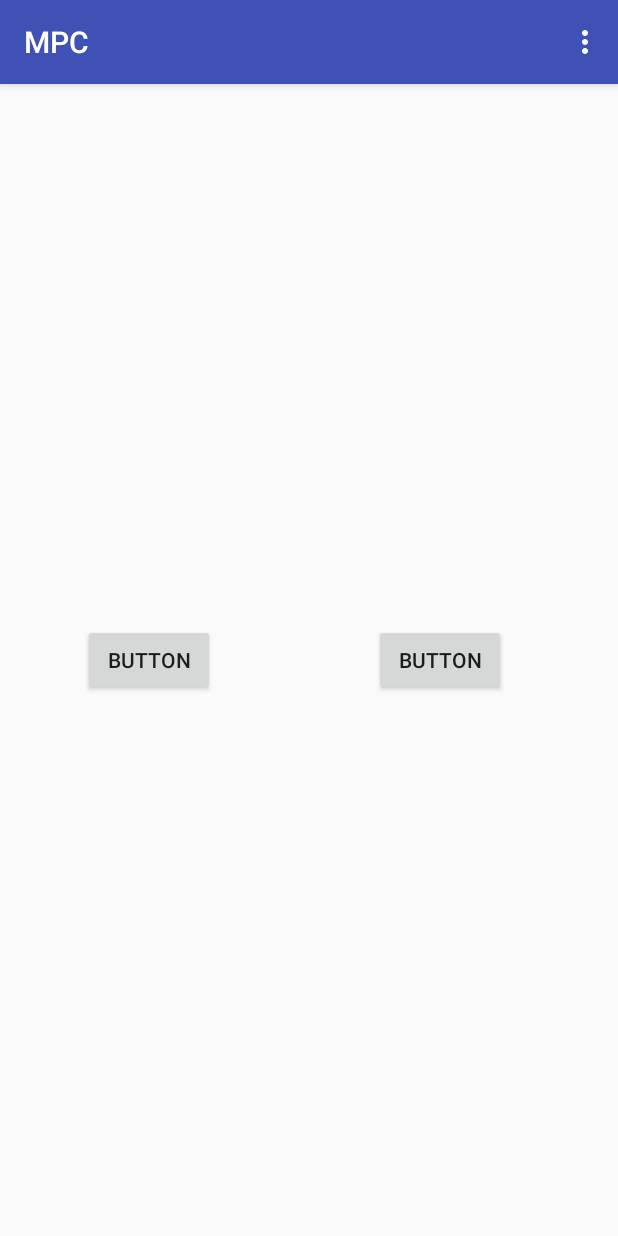
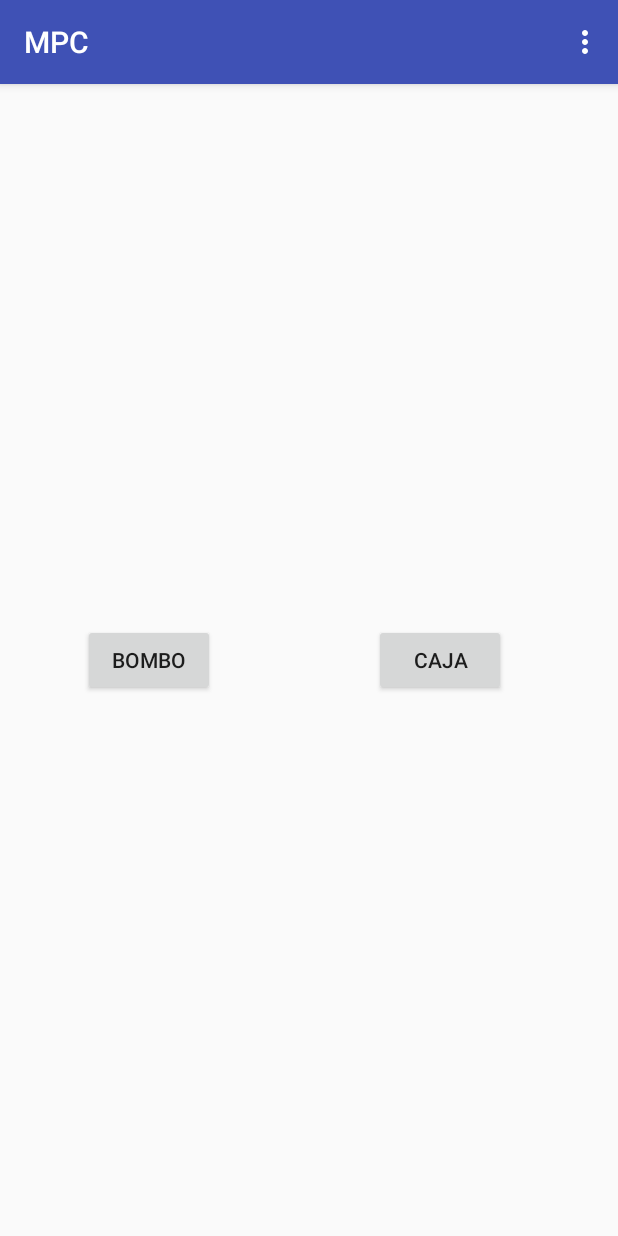
Before and after one commit to DCG12/MPC, an Android app: the screen it shows after launch (MainActivity), on a phone screen of 412 x 824 dp. Run offline under Robolectric (Android 15) with nearby library versions, the phone set to English and light mode, and no system bars.

```diff
--- a/app/src/main/res/layout/fragment_main.xml
+++ b/app/src/main/res/layout/fragment_main.xml
@@ -10,7 +10,7 @@
 
 
     <Button
-        android:text="Button"
+        android:text="Bombo"
         android:layout_width="wrap_content"
         android:layout_height="wrap_content"
         android:id="@+id/button"
@@ -26,7 +26,7 @@
         app:layout_constraintTop_toTopOf="parent" />
 
     <Button
-        android:text="Button"
+        android:text="Caja"
         android:layout_width="wrap_content"
         android:layout_height="wrap_content"
         android:id="@+id/button2"
```
